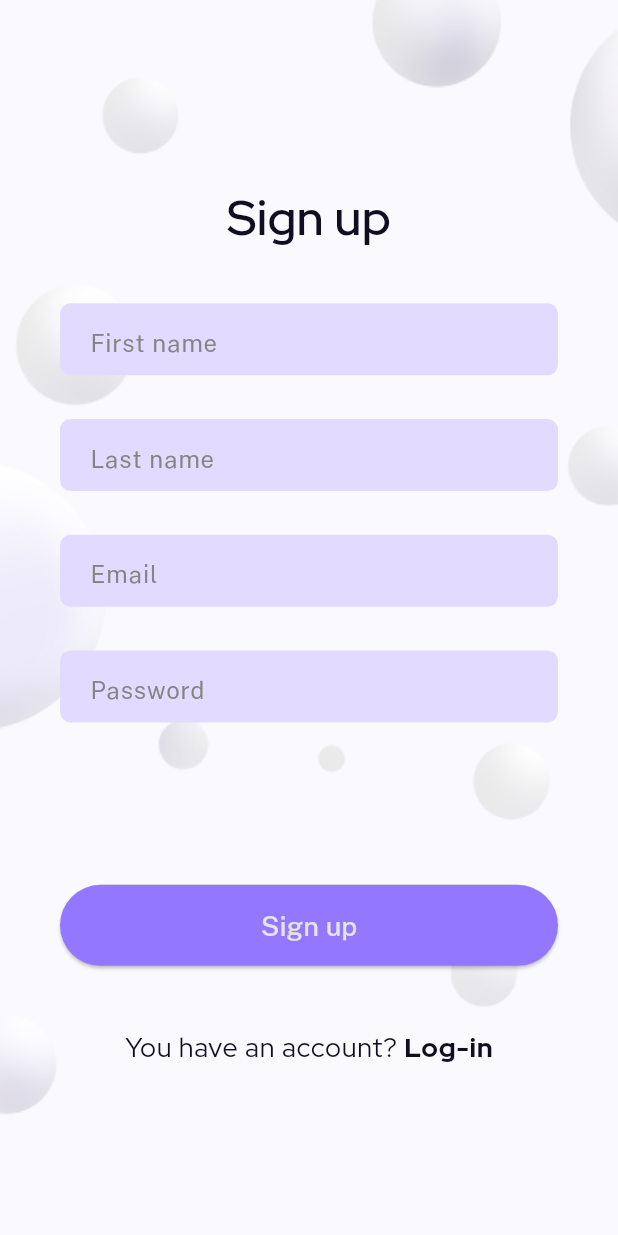
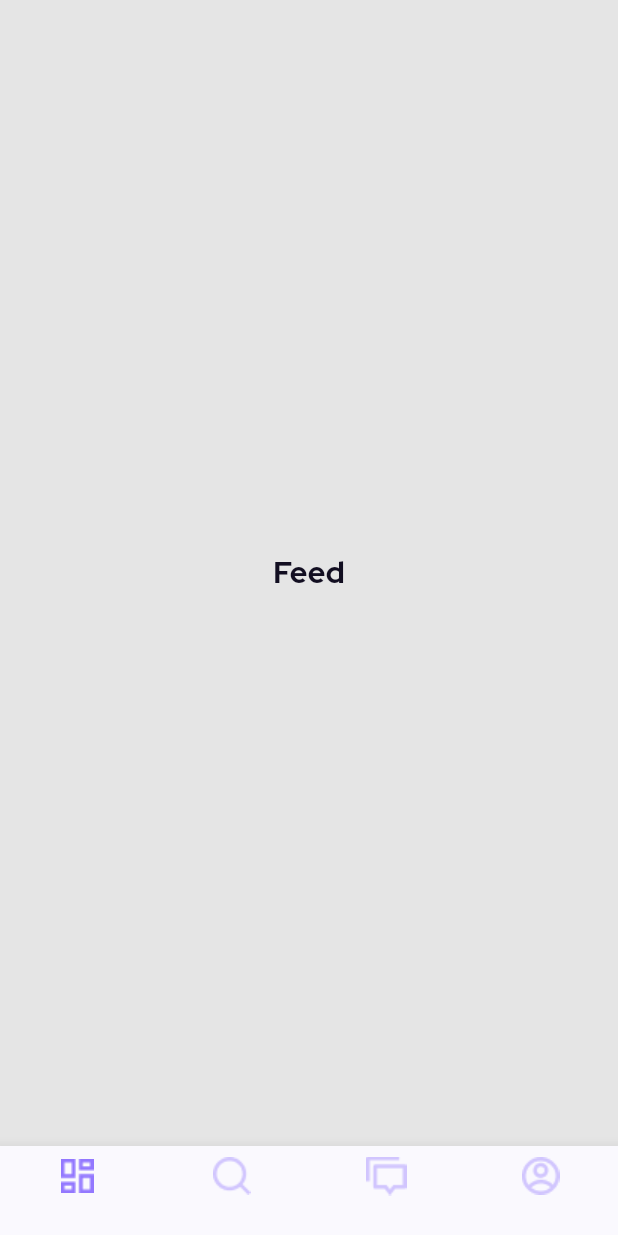
Before and after one commit to Ad450/biite, a Flutter app: the SignupView screen opened directly, after a tap on "Sign up", on a phone screen of 412 x 824 dp. Run offline on Flutter 3.47's test engine with Material 3 defaults, Android fonts, the phone set to English and light mode, and no system bars; our stand-ins replace flutter_screenutil, go_router, smooth_page_indicator.

Commit message:
add home bottom nav bar

```diff
--- a/lib/core/app/app.router.dart
+++ b/lib/core/app/app.router.dart
@@ -1,3 +1,4 @@
+import 'package:biite/features/home/home.view.dart';
 import 'package:biite/features/onboarding/onboarding.view.dart';
 import 'package:biite/features/startup/startup.view.dart';
 import 'package:flutter/material.dart';
@@ -7,5 +8,6 @@ final router = GoRouter(
   routes: [
     GoRoute(path: "/", builder: (context, state) => const Scaffold(body: StartupView())),
     GoRoute(path: "/onboarding", builder: (context, state) => const Scaffold(body: OnboardingView())),
+    GoRoute(path: "/home", builder: (context, state) => const HomeView()),
   ],
 );
--- a/lib/core/presentation/biite.auth.text.dart
+++ b/lib/core/presentation/biite.auth.text.dart
@@ -1,6 +1,7 @@
 import 'package:biite/gen/colors.gen.dart';
 import 'package:biite/locales.dart';
 import 'package:flutter/material.dart';
+import 'package:flutter_screenutil/flutter_screenutil.dart';
 
 class BiiteAuthText extends StatelessWidget {
   const BiiteAuthText({required this.text, super.key});
@@ -15,7 +16,7 @@ class BiiteAuthText extends StatelessWidget {
         TextSpan(
           text: haveAccount,
           style: theme.textTheme.bodyLarge?.copyWith(
-            fontSize: 18,
+            fontSize: 17.sp,
             color: ColorName.onBackground,
             fontWeight: FontWeight.normal,
           ),
@@ -24,7 +25,7 @@ class BiiteAuthText extends StatelessWidget {
           text: text,
           style: theme.textTheme.bodyLarge?.copyWith(
             fontWeight: FontWeight.bold,
-            fontSize: 18,
+            fontSize: 17.sp,
           ),
         ),
       ],
--- /dev/null
+++ b/lib/features/feed/feed.view.dart
@@ -0,0 +1,14 @@
+import 'package:biite/gen/colors.gen.dart';
+import 'package:flutter/material.dart';
+
+class FeedView extends StatelessWidget {
+  const FeedView({super.key});
+
+  @override
+  Widget build(BuildContext context) {
+    return const Scaffold(
+      backgroundColor: ColorName.background,
+      body: Center(child: Text("Feed")),
+    );
+  }
+}
--- /dev/null
+++ b/lib/features/home/home.view.dart
@@ -0,0 +1,62 @@
+import 'package:biite/features/feed/feed.view.dart';
+import 'package:biite/features/message/message.view.dart';
+import 'package:biite/features/profile/profile.view.dart';
+import 'package:biite/features/search/search.view.dart';
+import 'package:biite/gen/assets.gen.dart';
+import 'package:biite/gen/colors.gen.dart';
+import 'package:flutter/material.dart';
+
+class HomeView extends StatefulWidget {
+  const HomeView({super.key});
+
+  @override
+  State<HomeView> createState() => _HomeViewState();
+}
+
+class _HomeViewState extends State<HomeView> {
+  int currentIndex = 0;
+
+  @override
+  Widget build(BuildContext context) {
+    return Scaffold(
+      body: const [FeedView(), SearchView(), MessageView(), ProfileView()][currentIndex],
+      bottomNavigationBar: BottomNavigationBar(
+        currentIndex: currentIndex,
+        type: BottomNavigationBarType.fixed,
+        backgroundColor: ColorName.onboardingBackground,
+        onTap: (index) {
+          setState(() {
+            currentIndex = index;
+          });
+        },
+        items: <BottomNavigationBarItem>[
+          BottomNavigationBarItem(
+              icon: currentIndex == 0
+                  ? Image.asset(
+                      Assets.images.homeIcon.path,
+                    )
+                  : Image.asset(Assets.images.homeIconInactive.path),
+              label: ""),
+          BottomNavigationBarItem(
+            icon: currentIndex == 1
+                ? Image.asset(
+                    Assets.images.searchActive.path,
+                  )
+                : Image.asset(Assets.images.searchIcon.path),
+            label: "",
+          ),
+          BottomNavigationBarItem(
+              icon: currentIndex == 2
+                  ? Image.asset(Assets.images.messageActive.path)
+                  : Image.asset(Assets.images.messageIcon.path),
+              label: ""),
+          BottomNavigationBarItem(
+              icon: currentIndex == 3
+                  ? Image.asset(Assets.images.profileActive.path)
+                  : Image.asset(Assets.images.profileIcon.path),
+              label: ""),
+        ],
+      ),
+    );
+  }
+}
--- a/lib/features/onboarding/onboarding.view.dart
+++ b/lib/features/onboarding/onboarding.view.dart
@@ -96,7 +96,7 @@ class _OnboardingViewState extends State<OnboardingView> {
               _controller.animateToPage(index, duration: const Duration(milliseconds: 300), curve: Curves.easeInOut);
             },
           ),
-          SizedBox(height: 72.h),
+          SizedBox(height: 30.h),
         ]),
       ),
     );
--- a/lib/features/signup/signup.view.dart
+++ b/lib/features/signup/signup.view.dart
@@ -6,6 +6,7 @@ import 'package:biite/gen/colors.gen.dart';
 import 'package:biite/locales.dart';
 import 'package:flutter/material.dart';
 import 'package:flutter_screenutil/flutter_screenutil.dart';
+import 'package:go_router/go_router.dart';
 
 class SignupView extends StatelessWidget {
   const SignupView({super.key});
@@ -45,7 +46,7 @@ class SignupView extends StatelessWidget {
                 SizedBox(height: 24.h),
                 BiiteFormField(controller: TextEditingController(), hintText: password),
                 SizedBox(height: 102.h),
-                BiiteTextButton(onPressed: () {}, text: signup),
+                BiiteTextButton(onPressed: () => context.go("/home"), text: signup),
                 SizedBox(height: 40.h),
                 const BiiteAuthText(text: login)
               ],
--- a/lib/locales.dart
+++ b/lib/locales.dart
@@ -8,7 +8,7 @@ const onboardingWorkHard = "Work hard and level up!";
 const onboardingEnjoy = "Enjoy your progress!";
 const login = "Log-in";
 const signup = 'Sign up';
-const haveAccount = "You have an account? ";
+const haveAccount = "You have an account ? ";
 const firstName = "First name";
 const lastName = "Last name";
 const email = "Email";
```
Also changed, not shown: lib/features/message/message.view.dart (added, +14 -0 lines), lib/features/onboarding/widgets/onboarding.widget.dart (+5 -2 lines), lib/features/profile/profile.view.dart (added, +14 -0 lines), lib/features/search/search.view.dart (added, +14 -0 lines), lib/gen/assets.gen.dart (+41 -1 lines), assets/images/home_icon.png (added), assets/images/home_icon_inactive.png (added), assets/images/message_active.png (added), assets/images/message_icon.png (added), assets/images/profile_active.png (added), assets/images/profile_icon.png (added), assets/images/search_active.png (added), assets/images/search_icon.png (added).
